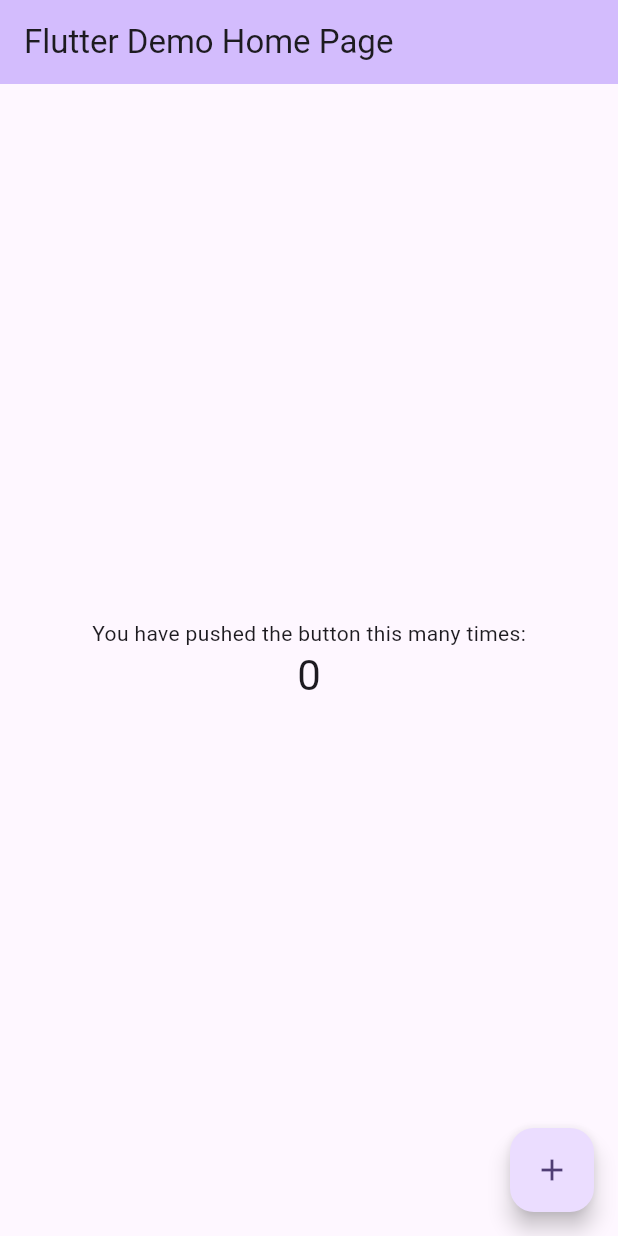
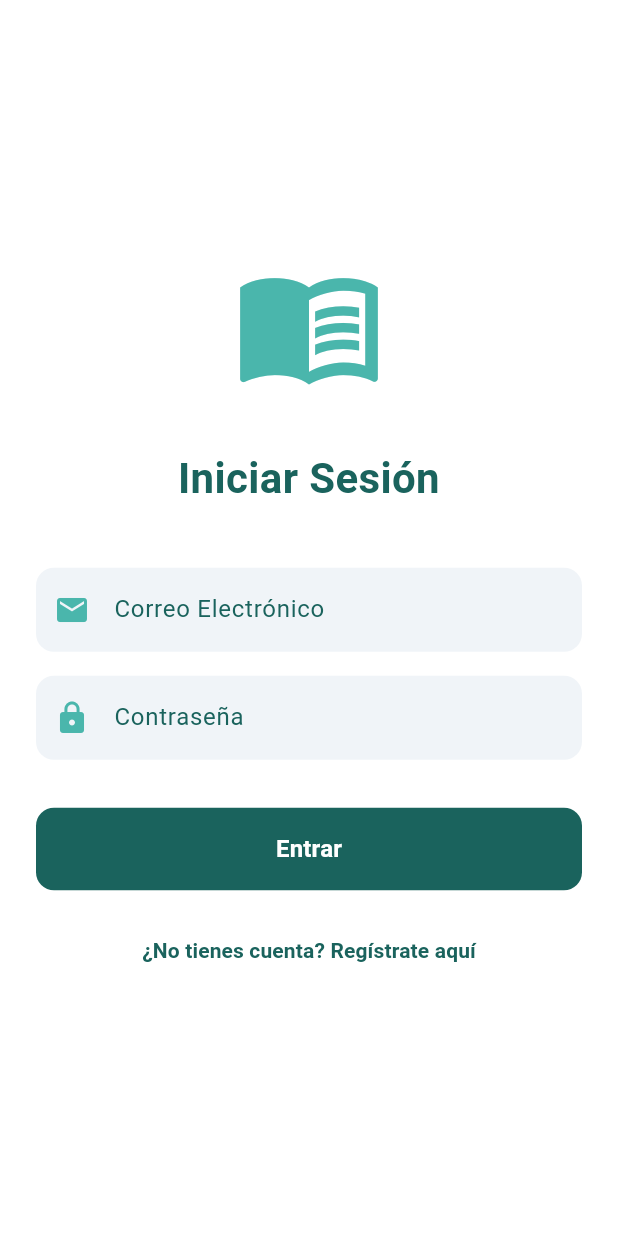
Before and after one commit to Jon-utvam/EstuAgenda-v2, a Flutter app: the screen it shows after launch, on a phone screen of 412 x 824 dp. Run offline on Flutter 3.47's test engine with Material 3 defaults, Android fonts, the phone set to English and light mode, and no system bars.

Commit message:
feat: diseño, colores y validación de la pantalla de login

```diff
--- a/estu_agenda/lib/main.dart
+++ b/estu_agenda/lib/main.dart
@@ -1,122 +1,24 @@
 import 'package:flutter/material.dart';
+import 'screens/login_screen.dart';
 
 void main() {
-  runApp(const MyApp());
+  runApp(const MiApp());
 }
 
-class MyApp extends StatelessWidget {
-  const MyApp({super.key});
+class MiApp extends StatelessWidget {
+  const MiApp({super.key});
 
-  // This widget is the root of your application.
   @override
   Widget build(BuildContext context) {
     return MaterialApp(
-      title: 'Flutter Demo',
+      debugShowCheckedModeBanner: false,
+      title: 'EsTuAgenda',
       theme: ThemeData(
-        // This is the theme of your application.
-        //
-        // TRY THIS: Try running your application with "flutter run". You'll see
-        // the application has a purple toolbar. Then, without quitting the app,
-        // try changing the seedColor in the colorScheme below to Colors.green
-        // and then invoke "hot reload" (save your changes or press the "hot
-        // reload" button in a Flutter-supported IDE, or press "r" if you used
-        // the command line to start the app).
-        //
-        // Notice that the counter didn't reset back to zero; the application
-        // state is not lost during the reload. To reset the state, use hot
-        // restart instead.
-        //
-        // This works for code too, not just values: Most code changes can be
-        // tested with just a hot reload.
-        colorScheme: .fromSeed(seedColor: Colors.deepPurple),
+        colorScheme: ColorScheme.fromSeed(seedColor: Colors.blue),
+        useMaterial3: true,
       ),
-      home: const MyHomePage(title: 'Flutter Demo Home Page'),
+      // Aquí le decimos que arranque directamente en el Login
+      home: const LoginScreen(),
     );
   }
 }
-
-class MyHomePage extends StatefulWidget {
-  const MyHomePage({super.key, required this.title});
-
-  // This widget is the home page of your application. It is stateful, meaning
-  // that it has a State object (defined below) that contains fields that affect
-  // how it looks.
-
-  // This class is the configuration for the state. It holds the values (in this
-  // case the title) provided by the parent (in this case the App widget) and
-  // used by the build method of the State. Fields in a Widget subclass are
-  // always marked "final".
-
-  final String title;
-
-  @override
-  State<MyHomePage> createState() => _MyHomePageState();
-}
-
-class _MyHomePageState extends State<MyHomePage> {
-  int _counter = 0;
-
-  void _incrementCounter() {
-    setState(() {
-      // This call to setState tells the Flutter framework that something has
-      // changed in this State, which causes it to rerun the build method below
-      // so that the display can reflect the updated values. If we changed
-      // _counter without calling setState(), then the build method would not be
-      // called again, and so nothing would appear to happen.
-      _counter++;
-    });
-  }
-
-  @override
-  Widget build(BuildContext context) {
-    // This method is rerun every time setState is called, for instance as done
-    // by the _incrementCounter method above.
-    //
-    // The Flutter framework has been optimized to make rerunning build methods
-    // fast, so that you can just rebuild anything that needs updating rather
-    // than having to individually change instances of widgets.
-    return Scaffold(
-      appBar: AppBar(
-        // TRY THIS: Try changing the color here to a specific color (to
-        // Colors.amber, perhaps?) and trigger a hot reload to see the AppBar
-        // change color while the other colors stay the same.
-        backgroundColor: Theme.of(context).colorScheme.inversePrimary,
-        // Here we take the value from the MyHomePage object that was created by
-        // the App.build method, and use it to set our appbar title.
-        title: Text(widget.title),
-      ),
-      body: Center(
-        // Center is a layout widget. It takes a single child and positions it
-        // in the middle of the parent.
-        child: Column(
-          // Column is also a layout widget. It takes a list of children and
-          // arranges them vertically. By default, it sizes itself to fit its
-          // children horizontally, and tries to be as tall as its parent.
-          //
-          // Column has various properties to control how it sizes itself and
-          // how it positions its children. Here we use mainAxisAlignment to
-          // center the children vertically; the main axis here is the vertical
-          // axis because Columns are vertical (the cross axis would be
-          // horizontal).
-          //
-          // TRY THIS: Invoke "debug painting" (choose the "Toggle Debug Paint"
-          // action in the IDE, or press "p" in the console), to see the
-          // wireframe for each widget.
-          mainAxisAlignment: .center,
-          children: [
-            const Text('You have pushed the button this many times:'),
-            Text(
-              '$_counter',
-              style: Theme.of(context).textTheme.headlineMedium,
-            ),
-          ],
-        ),
-      ),
-      floatingActionButton: FloatingActionButton(
-        onPressed: _incrementCounter,
-        tooltip: 'Increment',
-        child: const Icon(Icons.add),
-      ),
-    );
-  }
-}
--- /dev/null
+++ b/estu_agenda/lib/screens/login_screen.dart
@@ -0,0 +1,174 @@
+import 'package:flutter/material.dart';
+
+class LoginScreen extends StatefulWidget {
+  const LoginScreen({super.key});
+
+  @override
+  State<LoginScreen> createState() => _LoginScreenState();
+}
+
+class _LoginScreenState extends State<LoginScreen> {
+  final _formKey = GlobalKey<FormState>();
+
+  final TextEditingController _emailController = TextEditingController();
+  final TextEditingController _passwordController = TextEditingController();
+
+  // Paleta de colores
+  final Color stuDark = const Color(0xFF1A635D);
+  final Color stuVibrant = const Color(0xFF4AB6AC);
+  final Color stuLight = const Color(0xFFBEE6F5);
+  final Color stuInput = const Color(0xFFF0F4F8);
+
+  void _login() {
+    if (_formKey.currentState!.validate()) {
+      ScaffoldMessenger.of(context).showSnackBar(
+        SnackBar(
+          content: const Text('Validando credenciales...'),
+          backgroundColor: stuDark, // Usando tu color oscuro para las notificaciones
+        ),
+      );
+    }
+  }
+
+  @override
+  void dispose() {
+    _emailController.dispose();
+    _passwordController.dispose();
+    super.dispose();
+  }
+
+  @override
+  Widget build(BuildContext context) {
+    return Scaffold(
+      backgroundColor: Colors.white,
+      body: SafeArea(
+        child: Center(
+          child: SingleChildScrollView(
+            padding: const EdgeInsets.all(24.0),
+            child: Form(
+              key: _formKey,
+              child: Column(
+                mainAxisAlignment: MainAxisAlignment.center,
+                crossAxisAlignment: CrossAxisAlignment.stretch,
+                children: [
+                  // Ícono de libro actualizado con tu color vibrante
+                  Icon(
+                    Icons.menu_book,
+                    size: 100,
+                    color: stuVibrant,
+                  ),
+                  const SizedBox(height: 32),
+                  // Título principal
+                  Text(
+                    'Iniciar Sesión',
+                    style: TextStyle(
+                      fontSize: 28,
+                      fontWeight: FontWeight.bold,
+                      color: stuDark,
+                    ),
+                    textAlign: TextAlign.center,
+                  ),
+                  const SizedBox(height: 40),
+
+                  // Campo de Correo
+                  TextFormField(
+                    controller: _emailController,
+                    keyboardType: TextInputType.emailAddress,
+                    cursorColor: stuDark,
+                    decoration: InputDecoration(
+                      labelText: 'Correo Electrónico',
+                      labelStyle: TextStyle(color: stuDark),
+                      filled: true,
+                      fillColor: stuInput,
+                      border: OutlineInputBorder(
+                        borderRadius: BorderRadius.circular(12),
+                        borderSide: BorderSide.none, // Borde invisible por defecto
+                      ),
+                      focusedBorder: OutlineInputBorder(
+                        borderRadius: BorderRadius.circular(12),
+                        borderSide: BorderSide(color: stuVibrant, width: 2), // Borde vibrante al hacer clic
+                      ),
+                      prefixIcon: Icon(Icons.email, color: stuVibrant),
+                    ),
+                    validator: (value) {
+                      if (value == null || value.isEmpty) {
+                        return 'Por favor ingresa tu correo';
+                      }
+                      if (!value.contains('@')) {
+                        return 'Ingresa un correo válido';
+                      }
+                      return null;
+                    },
+                  ),
+                  const SizedBox(height: 16),
+
+                  // Campo de Contraseña
+                  TextFormField(
+                    controller: _passwordController,
+                    obscureText: true,
+                    cursorColor: stuDark,
+                    decoration: InputDecoration(
+                      labelText: 'Contraseña',
+                      labelStyle: TextStyle(color: stuDark),
+                      filled: true,
+                      fillColor: stuInput,
+                      border: OutlineInputBorder(
+                        borderRadius: BorderRadius.circular(12),
+                        borderSide: BorderSide.none,
+                      ),
+                      focusedBorder: OutlineInputBorder(
+                        borderRadius: BorderRadius.circular(12),
+                        borderSide: BorderSide(color: stuVibrant, width: 2),
+                      ),
+                      prefixIcon: Icon(Icons.lock, color: stuVibrant),
+                    ),
+                    validator: (value) {
+                      if (value == null || value.isEmpty) {
+                        return 'Por favor ingresa tu contraseña';
+                      }
+                      return null;
+                    },
+                  ),
+                  const SizedBox(height: 32),
+
+                  // Botón de Login
+                  ElevatedButton(
+                    onPressed: _login,
+                    style: ElevatedButton.styleFrom(
+                      backgroundColor: stuDark,
+                      foregroundColor: Colors.white,
+                      padding: const EdgeInsets.symmetric(vertical: 16),
+                      shape: RoundedRectangleBorder(
+                        borderRadius: BorderRadius.circular(12),
+                      ),
+                      elevation: 0,
+                    ),
+                    child: const Text(
+                      'Entrar',
+                      style: TextStyle(fontSize: 16, fontWeight: FontWeight.bold),
+                    ),
+                  ),
+                  const SizedBox(height: 16),
+
+                  // Botón para ir al Registro
+                  TextButton(
+                    onPressed: () {
+                      // Aquí conectaremos la pantalla de registro
+                    },
+                    style: TextButton.styleFrom(
+                      foregroundColor: stuDark,
+                    ),
+                    child: const Text(
+                      '¿No tienes cuenta? Regístrate aquí',
+                      style: TextStyle(fontWeight: FontWeight.w600),
+                    ),
+                  ),
+                ],
+              ),
+            ),
+          ),
+        ),
+      ),
+    );
+  }
+}
```
